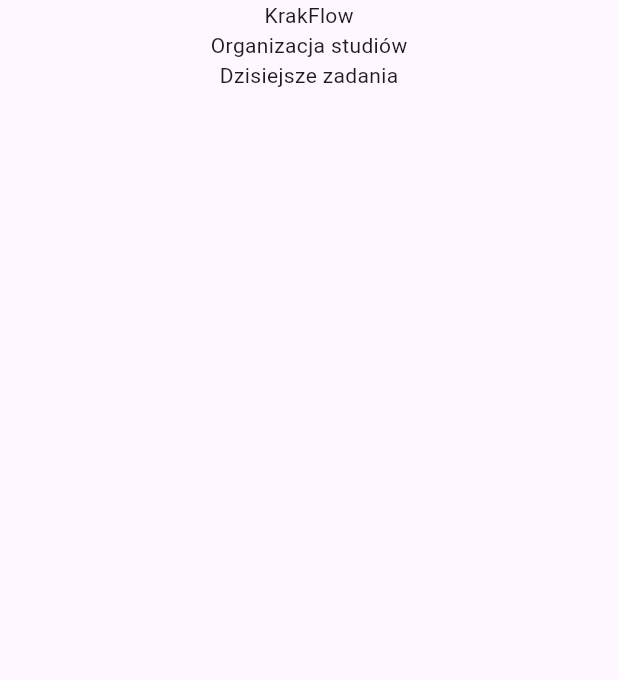
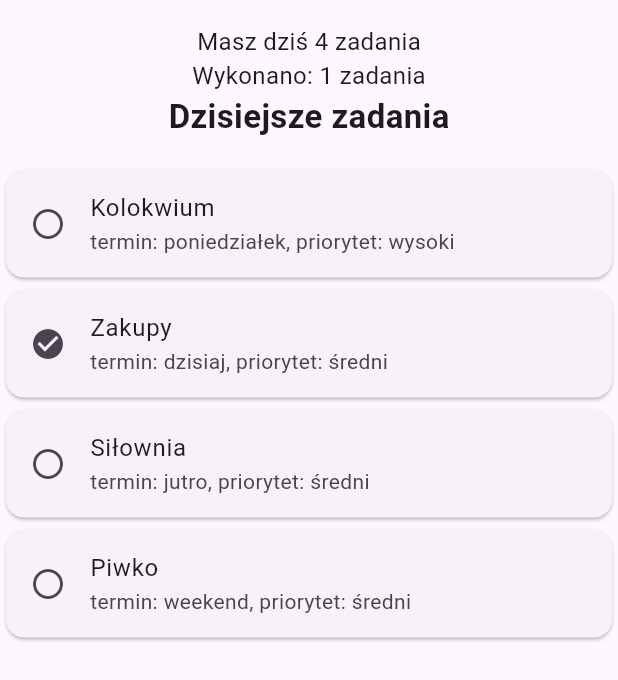
Before and after one commit to grabych-jr3/firstFlutterProject, a Flutter app: the screen it shows after launch, on a phone screen of 412 x 824 dp. Shown: the top 680 px of the screen. Run offline on Flutter 3.47's test engine with Material 3 defaults, Android fonts, the phone set to English and light mode, and no system bars.

Commit message:
lab_04 krakflow task list

```diff
--- a/lib/main.dart
+++ b/lib/main.dart
@@ -1,28 +1,109 @@
 import 'package:flutter/material.dart';
 
 void main(){
-  runApp(const MyApp());
+  runApp(MyApp());
 }
 
 
 class MyApp extends StatelessWidget{
-  const MyApp({super.key});
+  MyApp({super.key});
+
+  final List<Task> tasks = [
+    Task(title: "Kolokwium", deadline: "poniedziałek", done: false, priority: "wysoki"),
+    Task(title: "Zakupy", deadline: "dzisiaj", done: true, priority: "średni"),
+    Task(title: "Siłownia", deadline: "jutro", done: false, priority: "średni"),
+    Task(title: "Piwko", deadline: "weekend", done: false, priority: "średni"),
+  ];
 
   @override
   Widget build(BuildContext context) {
+    int count = tasks.where((task) => task.done).length;
     return MaterialApp(
       title: 'Flutter Demo',
       home: Scaffold(
-        body: Center(
-          child: Column(
-            children: [
-              Text("KrakFlow"),
-              Text("Organizacja studiów"),
-              Text("Dzisiejsze zadania"),
-            ],
-          ),
-        )
+        body: Column(
+          crossAxisAlignment: CrossAxisAlignment.center,
+          children: [
+            Padding(
+              padding: EdgeInsets.all(16),
+              child: Column(
+                crossAxisAlignment: CrossAxisAlignment.center,
+                children: [
+                  Text(
+                    "Masz dziś ${tasks.length} zadania",
+                    style: TextStyle(fontSize: 16),
+                  ),
+                  Text(
+                    "Wykonano: $count zadania",
+                    style: TextStyle(fontSize: 16),
+                  ),
+                  Text(
+                    "Dzisiejsze zadania",
+                    style: TextStyle(
+                      fontSize: 22,
+                      fontWeight: FontWeight.bold,
+                    ),
+                  ),
+                ],
+              ),
+            ),
+            Expanded(
+              child: ListView.builder(
+                itemCount: tasks.length,
+                itemBuilder: (context, index) {
+                  final task = tasks[index];
+
+                  return TaskCard(
+                    title: task.title,
+                    subtitle: "termin: ${task.deadline}, priorytet: ${task.priority}",
+                    icon: task.done
+                        ? Icons.check_circle
+                        : Icons.radio_button_unchecked,
+                  );
+                },
+              ),
+            ),
+          ],
+        ),
       ),
     );
   }
 }
+
+class Task {
+  final String title;
+  final String deadline;
+  final bool done;
+  final String priority;
+
+  Task({
+    required this.title,
+    required this.deadline,
+    required this.done,
+    required this.priority,
+  });
+}
+
+class TaskCard extends StatelessWidget {
+  final String title;
+  final String subtitle;
+  final IconData icon;
+
+  const TaskCard({
+    super.key,
+    required this.title,
+    required this.subtitle,
+    required this.icon,
+  });
+
+  @override
+  Widget build(BuildContext context) {
+    return Card(
+      child: ListTile(
+        leading: Icon(icon),
+        title: Text(title),
+        subtitle: Text(subtitle),
+      ),
+    );
+  }
+}
```
